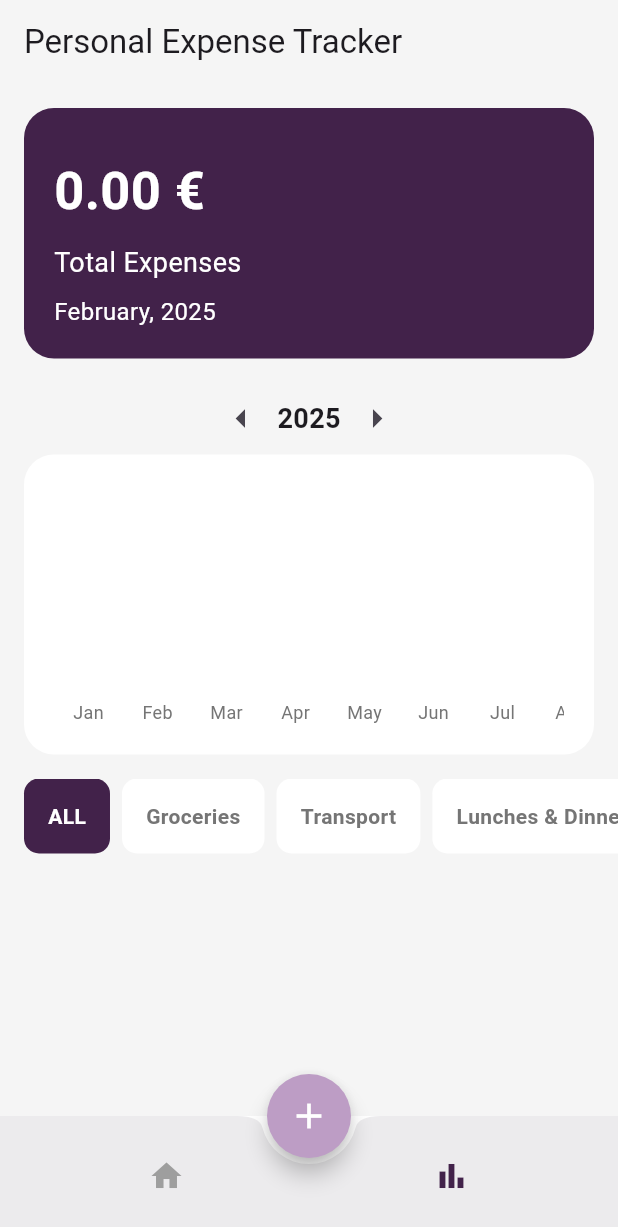
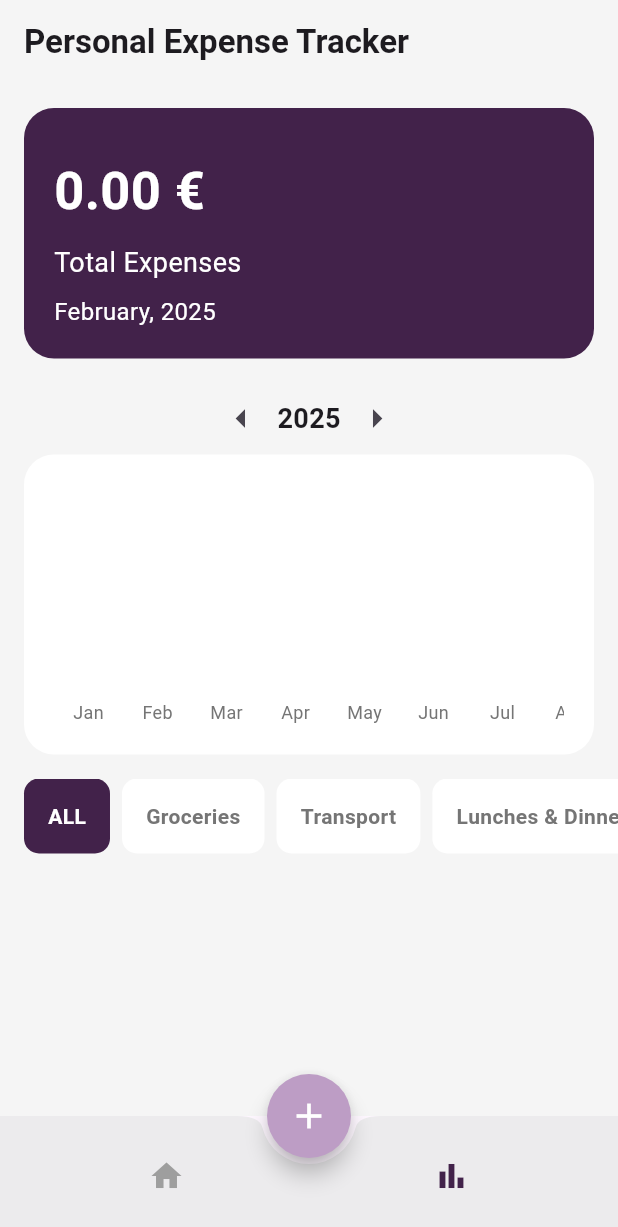
Before and after one commit to GianMen91/personal_expense_tracker, a Flutter app: the screen it shows after launch, swiped to page 2, on a phone screen of 412 x 824 dp. Shown: the top 1227 px of the screen. Run offline on Flutter 3.47's test engine with Material 3 defaults, Android fonts, the phone set to English and light mode, and no system bars; our stand-ins replace flutter_bloc, sqflite; accounts and stored records are empty.

Commit message:
apply minor UI improvements

```diff
--- a/lib/personal_expense_tracker_app.dart
+++ b/lib/personal_expense_tracker_app.dart
@@ -8,10 +8,6 @@ class PersonalExpenseTrackerApp extends StatelessWidget {
   Widget build(BuildContext context) {
     return MaterialApp(
         title: 'Personal Expense Tracker',
-        theme: ThemeData(
-          primaryColor: Colors.blue,
-          scaffoldBackgroundColor: Colors.white,
-        ),
         home: const HomeScreen(),
         debugShowCheckedModeBanner: false);
   }
--- a/lib/screens/home_screen.dart
+++ b/lib/screens/home_screen.dart
@@ -29,7 +29,7 @@ class HomeScreenState extends State<HomeScreen> {
   Widget build(BuildContext context) {
     return Scaffold(
       appBar: AppBar(
-        title: const Text('Personal Expense Tracker'),
+        title: const Text('Personal Expense Tracker', style: TextStyle(fontWeight: FontWeight.bold),),
         backgroundColor: const Color(0xFFF5F5F5),
       ),
       floatingActionButtonLocation: FloatingActionButtonLocation.centerDocked,
```
